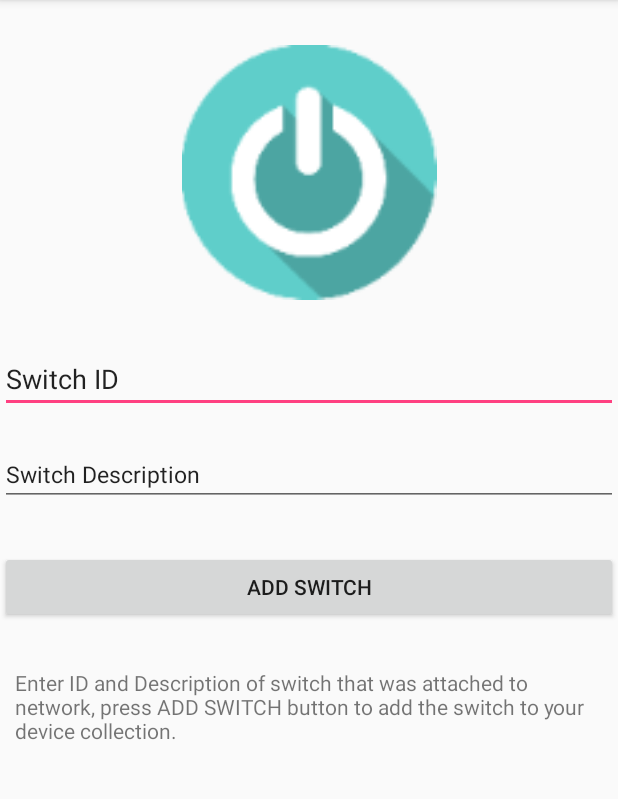
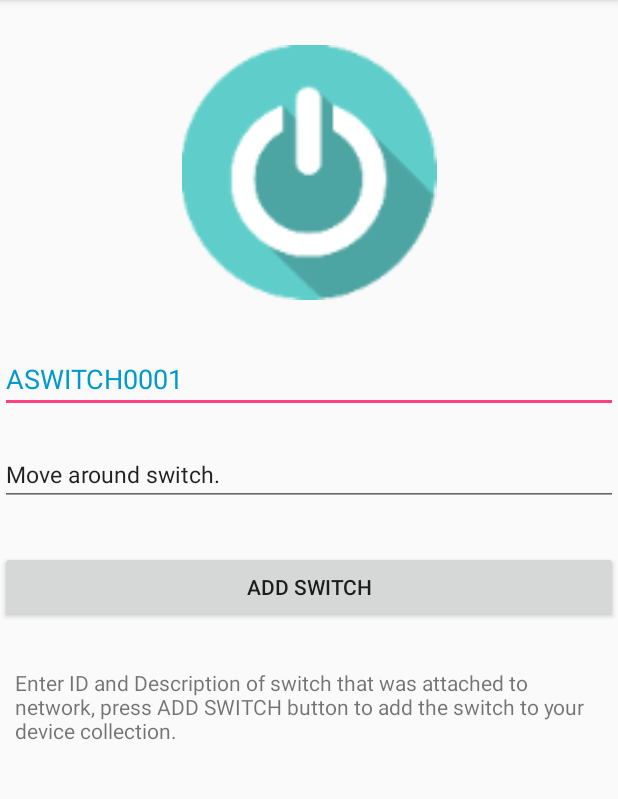
Before and after one commit to truongvinhnhunguyen/AiOhTeaCollection, an Android app: the screen it shows after launch (SwitchAdding), after a tap on an icon or button, on a phone screen of 412 x 824 dp, the part 84-883 px from its top. Run offline under Robolectric (Android 15) with nearby library versions, the phone set to English and light mode, and no system bars.

Commit message:
Can Add switch

```diff
--- a/app/src/main/java/com/aiohtea/aiohteacollection/MainActivity.java
+++ b/app/src/main/java/com/aiohtea/aiohteacollection/MainActivity.java
@@ -4,28 +4,35 @@ package com.aiohtea.aiohteacollection;
 import android.app.Activity;
 import android.content.Context;
 import android.content.Intent;
+import android.content.SharedPreferences;
 import android.os.Bundle;
+import android.support.design.widget.CoordinatorLayout;
 import android.support.design.widget.FloatingActionButton;
-import android.support.design.widget.Snackbar;
 import android.support.v7.app.AppCompatActivity;
 import android.support.v7.widget.Toolbar;
+import android.text.Layout;
 import android.util.Log;
 import android.view.Gravity;
+import android.view.LayoutInflater;
 import android.view.View;
 import android.view.Menu;
 import android.view.MenuItem;
+import android.view.ViewGroup;
 import android.widget.AdapterView;
 import android.widget.ListView;
 import android.widget.Toast;
 
 
 import java.util.ArrayList;
+import java.util.HashSet;
 import java.util.List;
+import java.util.Set;
 
+//@SuppressWarnings("ALL")
 public class MainActivity extends AppCompatActivity implements AdapterView.OnItemClickListener {
 
-    List<DeviceListItem> m_devList;
-    ListView m_listView;
+    private List<DeviceListItem> m_devList;
+    private ListView m_listView;
 
 
     @Override
@@ -39,17 +46,30 @@ public class MainActivity extends AppCompatActivity implements AdapterView.OnIte
 
         setSupportActionBar(toolbar);
 
-        m_devList = new ArrayList<DeviceListItem>();
+        m_devList = new ArrayList<>();
 
-        m_devList.add(new SwitchListItem(this, "ASWITCH0001", "My first AiOhTea stuff",
-                "tcp://m10.cloudmqtt.com:14110", "nywjllog", "DXwwL_1Bye8x"));
+        // Load added devices
+        deviceLoad();
 
         m_listView = (ListView)findViewById(R.id.device_list);
 
         m_listView.setAdapter(new DeviceListViewAdapter(this, R.layout.device_list_item, m_devList));
 
+        m_listView.setLongClickable(true);
+
+        m_listView.setOnItemLongClickListener (new AdapterView.OnItemLongClickListener() {
+            @Override
+            public boolean onItemLongClick(AdapterView<?> arg0, View arg1,
+            int pos, long id) {
+                // TODO Auto-generated method stub
+
+                Log.v("long clicked","pos: " + pos);
+
+                return true;
+            }
+        });
+
         m_listView.setOnItemClickListener(this);
-
 
         // Class to listen Floating Action Button
         class Xxx implements View.OnClickListener{
@@ -66,10 +86,7 @@ public class MainActivity extends AppCompatActivity implements AdapterView.OnIte
 
         FloatingActionButton fab = (FloatingActionButton) findViewById(R.id.fab);
         fab.setOnClickListener(new Xxx(this));
-
-        // Test
-        //m_devList.get(0).deviceStore(0);
-    }
+     }
 
     // --------------------------------------------------------------------------------------------
     // A utility to post a Toast of information to screen
@@ -83,8 +100,28 @@ public class MainActivity extends AppCompatActivity implements AdapterView.OnIte
     // --------------------------------------------------------------------------------------------
     // Take data from called child such as SwitchAdding
     // --------------------------------------------------------------------------------------------
-    void deviceStore(){
+    void deviceLoad(){
+        SharedPreferences settings = this.getSharedPreferences
+                (getString(R.string.app_name), MODE_PRIVATE);
 
+        // Load Switch
+        HashSet<String> nameSet = (HashSet<String>) settings.getStringSet
+                ("SW_NAME_LIST", new HashSet<String>());
+
+        int numDev = nameSet.size();
+        Log.d("MAIN_ACT: Numdev stored", Integer.toString(numDev));
+
+        if (numDev == 0) return;
+
+        String[] nameList = new String[numDev];
+        nameSet.toArray(nameList);
+
+
+        for(int i = 0; i < numDev; i++){
+            DeviceListItem item = new SwitchListItem(this, nameList[i]);
+            item.deviceLoad();
+            m_devList.add(item);
+        }
     }
 
     @Override
@@ -94,9 +131,36 @@ public class MainActivity extends AppCompatActivity implements AdapterView.OnIte
 
         switch(requestCode) {
             case 1: // Floating button returns for adding a new device to list
-                if (resultCode == Activity.RESULT_OK) {
+                if (resultCode == DeviceListItem.SWITCH_DEV_TYPE) {
                     String switchId = data.getStringExtra("switchid");
                     String switchDesc = data.getStringExtra("switchdesc");
+
+                    DeviceListItem item = new SwitchListItem(this, switchId, switchDesc,
+                                  "tcp://m10.cloudmqtt.com:14110", "nywjllog", "DXwwL_1Bye8x");
+
+                    m_devList.add(item);
+                    refreshDeviceList();
+
+                    // Write to disk
+                    item.deviceStore();
+
+                    SharedPreferences settings = getSharedPreferences
+                            (getString(R.string.app_name) , Context.MODE_PRIVATE);
+
+                    SharedPreferences.Editor editor = settings.edit();
+
+                    HashSet<String> nameList = new HashSet<String>();
+
+                    for(int i=0; i < m_devList.size(); i++){
+                        nameList.add(m_devList.get(i).getDeviceName());
+
+                        Log.d("MAIN_ACT", m_devList.get(i).getDeviceName());
+                    }
+
+                    editor.putStringSet("SW_NAME_LIST", nameList);
+
+                    editor.commit();
+
                     myToast(getApplicationContext(), switchId + "-" + switchDesc);
                 }
 
@@ -105,8 +169,8 @@ public class MainActivity extends AppCompatActivity implements AdapterView.OnIte
     }
     // --------------------------------------------------------------------------------------------
     // --------------------------------------------------------------------------------------------
-    public void refreshDeviceList(DeviceListItem item){
-        Log.d("MQTT MAIN", "List refreshed!");
+    public void refreshDeviceList(){
+        Log.d("MAIN", "List refreshed!");
         DeviceListViewAdapter a = (DeviceListViewAdapter)m_listView.getAdapter();
         a.notifyDataSetChanged();
     }
--- a/app/src/main/java/com/aiohtea/aiohteacollection/SwitchAdding.java
+++ b/app/src/main/java/com/aiohtea/aiohteacollection/SwitchAdding.java
@@ -26,7 +26,7 @@ public class SwitchAdding extends AppCompatActivity {
         resultIntent.putExtra("switchdesc", switchDescBox.getText().toString());
 
 
-        setResult(Activity.RESULT_OK, resultIntent);
+        setResult(DeviceListItem.SWITCH_DEV_TYPE, resultIntent);
 
         finish();
 
--- a/app/src/main/res/layout/switch_adding.xml
+++ b/app/src/main/res/layout/switch_adding.xml
@@ -19,15 +19,16 @@
         android:layout_width="match_parent"
         android:layout_height="30dp" />
 
-
     <EditText
         android:id="@+id/switch_id_box"
         android:layout_width="match_parent"
         android:layout_height="wrap_content"
         android:ems="10"
-        android:inputType="textPersonName"
-        android:text="@string/switch_id_box"
-        tools:text="@string/switch_id_box" />
+        android:hint="@string/switch_id_box"
+        android:inputType="text"
+        android:maxLength="32"
+        android:text="ASWITCH0001"
+        android:textColor="@android:color/holo_blue_dark" />
 
     <Space
         android:layout_width="match_parent"
@@ -38,10 +39,10 @@
         android:layout_width="match_parent"
         android:layout_height="wrap_content"
         android:ems="10"
+        android:hint="@string/switch_desc_box"
         android:inputType="textPersonName"
-        android:text="@string/switch_desc_box"
-        android:textSize="15dp"
-        tools:text="@string/switch_desc_box" />
+        android:text="Move around switch."
+        android:textSize="15sp" />
 
     <Space
         android:layout_width="match_parent"
@@ -59,7 +60,7 @@
         android:layout_height="30dp" />
 
     <TextView
-        android:id="@+id/textView2"
+        android:id="@+id/textView3"
         android:layout_width="match_parent"
         android:layout_height="wrap_content"
         android:text="@string/add_switch_guide"
```
Also changed, not shown: app/src/main/java/com/aiohtea/aiohteacollection/DeviceListItem.java (+46 -17 lines), app/src/main/java/com/aiohtea/aiohteacollection/EmptyListItem.java (added, +34 -0 lines), app/src/main/java/com/aiohtea/aiohteacollection/SwitchListItem.java (+21 -12 lines), app/src/main/res/layout/activity_main.xml (+7 -5 lines), app/src/main/res/layout/dev_list_empty_view.xml (added, +27 -0 lines), app/src/main/res/values/strings.xml (+10 -1 lines), 1 other file.
